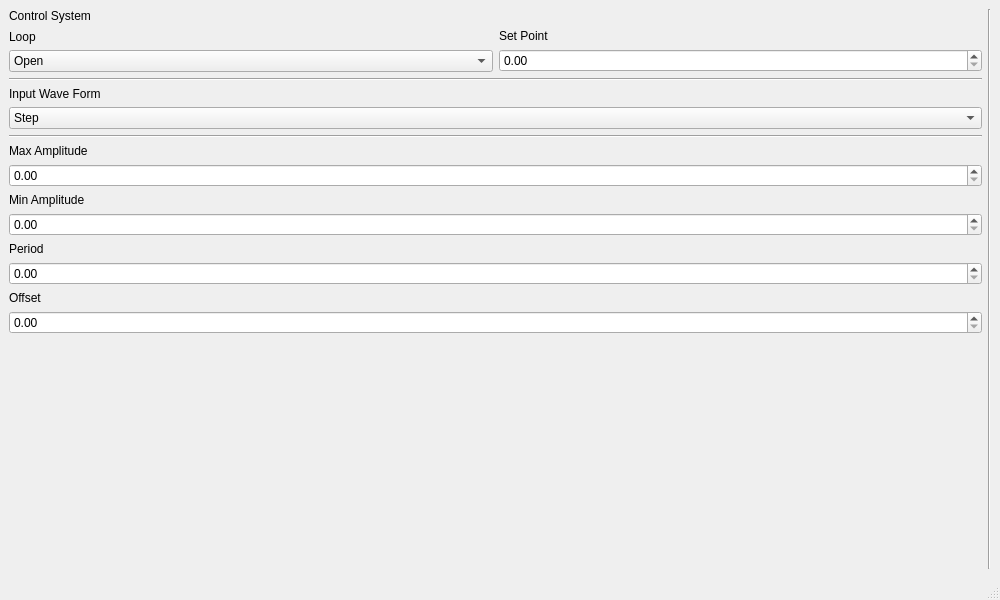
This is qtui/mainWindow.ui in martinsallandm/websocketcontrol as Qt 5 draws it before an edit. The edited form follows.
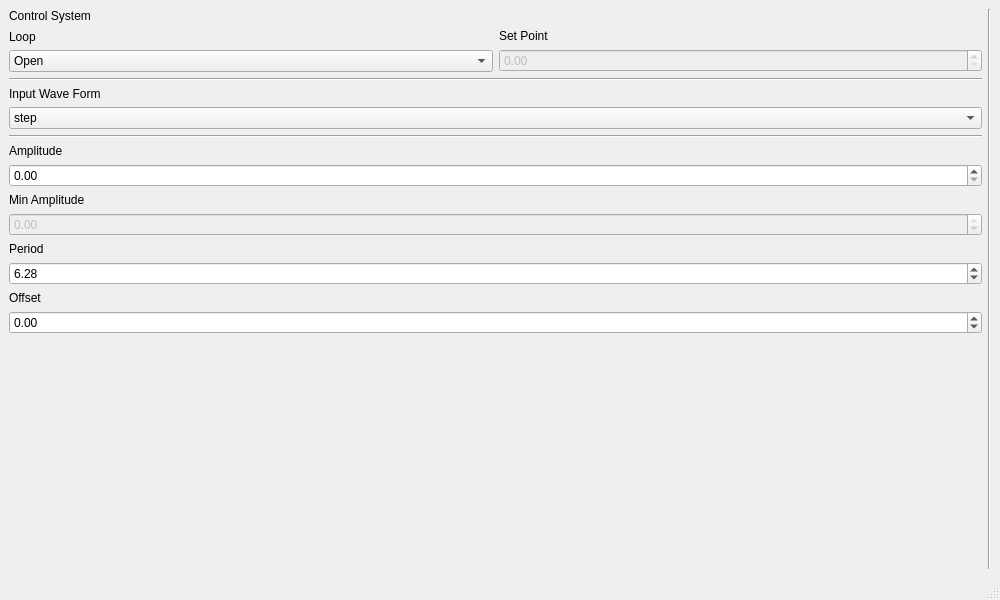
This is the edited form.

Commit message: adiciona binding dos botoes de selacao dos graficos

```diff
--- a/qtui/mainWindow.ui
+++ b/qtui/mainWindow.ui
@@ -63,7 +63,11 @@
              </widget>
             </item>
             <item>
-             <widget class="QDoubleSpinBox" name="doubleBoxSetPoint"/>
+             <widget class="QDoubleSpinBox" name="doubleBoxSetPoint">
+              <property name="enabled">
+               <bool>false</bool>
+              </property>
+             </widget>
             </item>
            </layout>
           </item>
@@ -89,7 +93,7 @@
        <widget class="QComboBox" name="comboBoxWaveForm">
         <item>
          <property name="text">
-          <string>Step</string>
+          <string>step</string>
          </property>
         </item>
         <item>
@@ -128,7 +132,7 @@
           <item>
            <widget class="QLabel" name="labelMaxAmplitude">
             <property name="text">
-             <string>Max Amplitude</string>
+             <string>Amplitude</string>
             </property>
            </widget>
           </item>
@@ -147,7 +151,20 @@
            </widget>
           </item>
           <item>
-           <widget class="QDoubleSpinBox" name="doubleBoxMinAmplitude"/>
+           <widget class="QDoubleSpinBox" name="doubleBoxMinAmplitude">
+            <property name="enabled">
+             <bool>false</bool>
+            </property>
+            <property name="minimum">
+             <double>-1.000000000000000</double>
+            </property>
+            <property name="maximum">
+             <double>0.000000000000000</double>
+            </property>
+            <property name="singleStep">
+             <double>0.010000000000000</double>
+            </property>
+           </widget>
           </item>
          </layout>
         </item>
@@ -161,7 +178,20 @@
            </widget>
           </item>
           <item>
-           <widget class="QDoubleSpinBox" name="doubleBoxPeriod"/>
+           <widget class="QDoubleSpinBox" name="doubleBoxPeriod">
+            <property name="minimum">
+             <double>0.100000000000000</double>
+            </property>
+            <property name="maximum">
+             <double>10.000000000000000</double>
+            </property>
+            <property name="singleStep">
+             <double>0.010000000000000</double>
+            </property>
+            <property name="value">
+             <double>6.280000000000000</double>
+            </property>
+           </widget>
           </item>
          </layout>
         </item>
@@ -175,7 +205,17 @@
            </widget>
           </item>
           <item>
-           <widget class="QDoubleSpinBox" name="doubleBoxOffset"/>
+           <widget class="QDoubleSpinBox" name="doubleBoxOffset">
+            <property name="minimum">
+             <double>-1.000000000000000</double>
+            </property>
+            <property name="maximum">
+             <double>1.000000000000000</double>
+            </property>
+            <property name="singleStep">
+             <double>0.010000000000000</double>
+            </property>
+           </widget>
           </item>
          </layout>
         </item>
```
Left out of the diff: 25 changed lines with no effect on the pictures. The commit also changes 2 other files.
